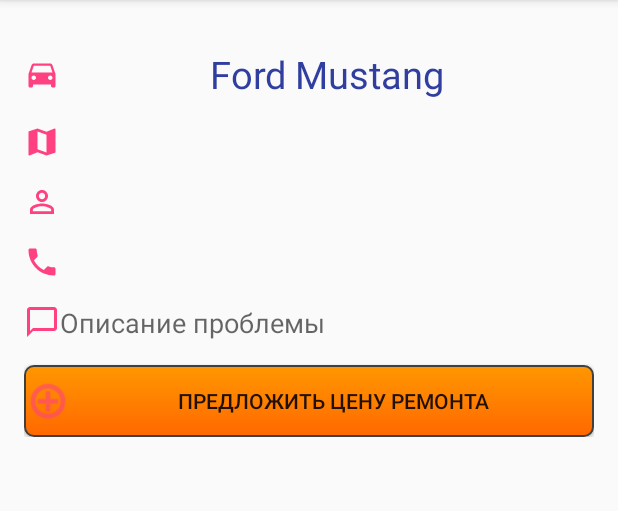
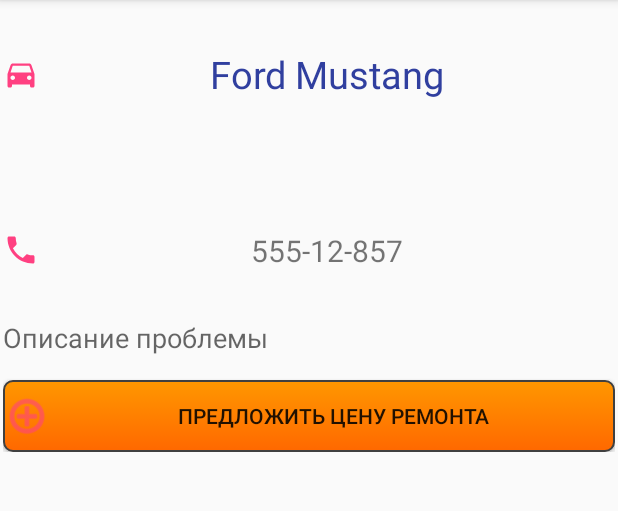
Before and after one commit to timurbakibayev/uFix, an Android app: the DetailsActivity screen opened directly, with no data from a screen before it, on a phone screen of 412 x 824 dp, the part 84-595 px from its top. Run offline under Robolectric (Android 15) with nearby library versions, the phone set to English and light mode, and no system bars; our stand-ins replace Firebase (no records; nobody signed in at launch, a user with empty details on screens opened directly); 1 statement that could not run was skipped.

Commit message:
minor design fixes

```diff
--- a/app/src/main/java/kz/sagrad/ufix/CameraAndPictures.java
+++ b/app/src/main/java/kz/sagrad/ufix/CameraAndPictures.java
@@ -10,6 +10,7 @@ import android.view.View;
 import android.widget.ImageView;
 import android.widget.LinearLayout;
 import android.widget.ScrollView;
+import android.widget.TextView;
 
 import com.google.firebase.database.DataSnapshot;
 import com.google.firebase.database.DatabaseError;
@@ -41,6 +42,7 @@ public class CameraAndPictures {
                             final ImageView theImageView = new ImageView(rootView.getContext());
                             theImageView.setImageBitmap(thePicture);
                             theImageView.setMinimumWidth(rootView.getWidth());
+                            theImageView.setLayoutParams(new LinearLayout.LayoutParams(LinearLayout.LayoutParams.MATCH_PARENT, LinearLayout.LayoutParams.WRAP_CONTENT));
                             theImageView.setOnClickListener(new View.OnClickListener() {
                                 @Override
                                 public void onClick(View v) {
@@ -66,6 +68,10 @@ public class CameraAndPictures {
                                 }
                             });
                             rootView.addView(theImageView);
+                            TextView textView = new TextView(rootView.getContext());
+                            textView.setTextSize(20);
+                            textView.setText(" ");
+                            rootView.addView(textView);
                             //((LinearLayout) rootView.findViewById(R.id.mainLayout)).addView(theImageView);
                         }
                     }
--- a/app/src/main/java/kz/sagrad/ufix/MainActivity.java
+++ b/app/src/main/java/kz/sagrad/ufix/MainActivity.java
@@ -101,8 +101,8 @@ public class MainActivity extends AppCompatActivity implements GoogleApiClient.O
             GoogleSignInAccount acct = result.getSignInAccount();
             TextView mStatusTextView = (TextView)findViewById(R.id.statusTextView);
             mStatusTextView.setText("Signed in as " + acct.getDisplayName());
-            GoogleSignInAccount account = result.getSignInAccount();
-            firebaseAuthWithGoogle(account);
+            //GoogleSignInAccount account = result.getSignInAccount();
+            firebaseAuthWithGoogle(acct);
             //updateUI(true);
         } else {
             // Signed out, show unauthenticated UI.
--- a/app/src/main/res/layout/activity_details.xml
+++ b/app/src/main/res/layout/activity_details.xml
@@ -4,8 +4,8 @@
     android:layout_width="match_parent"
     android:layout_height="match_parent"
     android:paddingBottom="@dimen/activity_vertical_margin"
-    android:paddingLeft="@dimen/activity_horizontal_margin"
-    android:paddingRight="@dimen/activity_horizontal_margin"
+    android:paddingLeft="2dp"
+    android:paddingRight="2dp"
     android:paddingTop="@dimen/activity_vertical_margin"
     tools:context="kz.sagrad.ufix.DetailsActivity">
     <LinearLayout
@@ -36,8 +36,8 @@
                 android:layout_width="fill_parent"
                 android:layout_height="wrap_content"
                 android:layout_marginTop="16dp"
+                android:textAlignment="center"
                 android:singleLine="true"
-                android:drawableLeft="@drawable/ic_map_black_24dp"
                 android:drawableTint="#FF4081"
                 />
 
@@ -45,9 +45,9 @@
                 android:id="@+id/form_name1"
                 android:layout_width="fill_parent"
                 android:layout_height="wrap_content"
+                android:textAlignment="center"
                 android:layout_marginTop="16dp"
                 android:singleLine="true"
-                android:drawableLeft="@drawable/ic_person_outline_black_24dp"
                 android:drawableTint="#FF4081"
                 />
 
@@ -58,6 +58,9 @@
                 android:layout_height="wrap_content"
                 android:layout_marginTop="16dp"
                 android:singleLine="true"
+                android:text="555-12-857"
+                android:textSize="20dp"
+                android:textAlignment="center"
                 android:drawableLeft="@drawable/ic_call_black_24dp"
                 android:drawableTint="#FF4081"
                 />
@@ -66,10 +69,9 @@
                 android:id="@+id/form_description1"
                 android:layout_width="fill_parent"
                 android:layout_height="wrap_content"
-                android:layout_marginTop="16dp"
+                android:layout_marginTop="32dp"
                 android:singleLine="true"
                 android:textSize="18dp"
-                android:drawableLeft="@drawable/ic_chat_bubble_outline_black_24dp"
                 android:drawableTint="#FF4081"
                 android:hint="Описание проблемы"
                 android:inputType="textMultiLine"
--- a/app/src/main/res/layout/content_add_new.xml
+++ b/app/src/main/res/layout/content_add_new.xml
@@ -98,6 +98,7 @@
             android:layout_height="wrap_content"
             android:layout_marginTop="16dp"
             android:singleLine="true"
+            android:background="@drawable/round_button"
             android:drawableLeft="@drawable/ic_camera_alt_black_24dp"
             android:drawableTint="#FF4081"
             android:hint="Добавить фото"
@@ -110,6 +111,7 @@
             android:layout_height="wrap_content"
             android:layout_marginTop="16dp"
             android:singleLine="true"
+            android:background="@drawable/round_button"
             android:drawableLeft="@android:drawable/ic_menu_send"
             android:drawableTint="#FF4081"
             android:text="Отправить"
```
